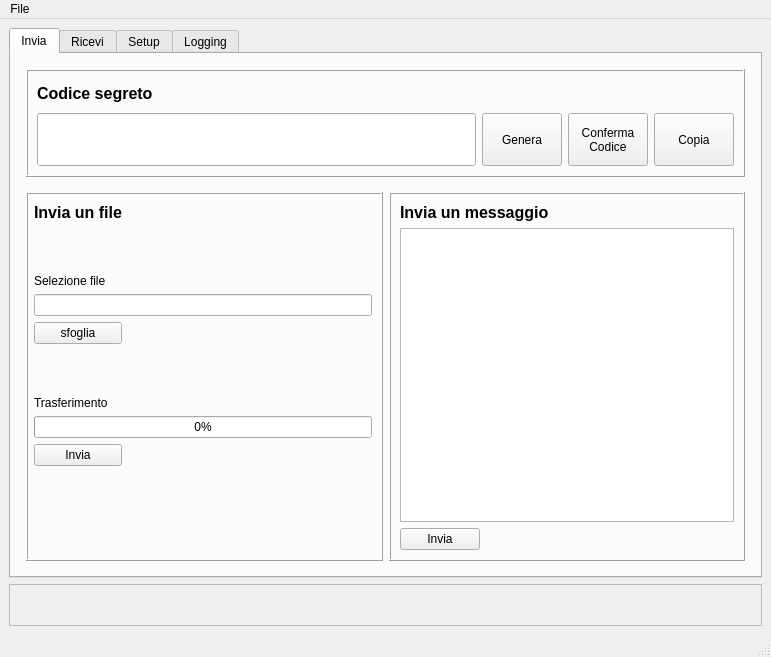
First picture: the form in mainwindow.ui, repository agentOfChaos/WormholeGui, before the edit.
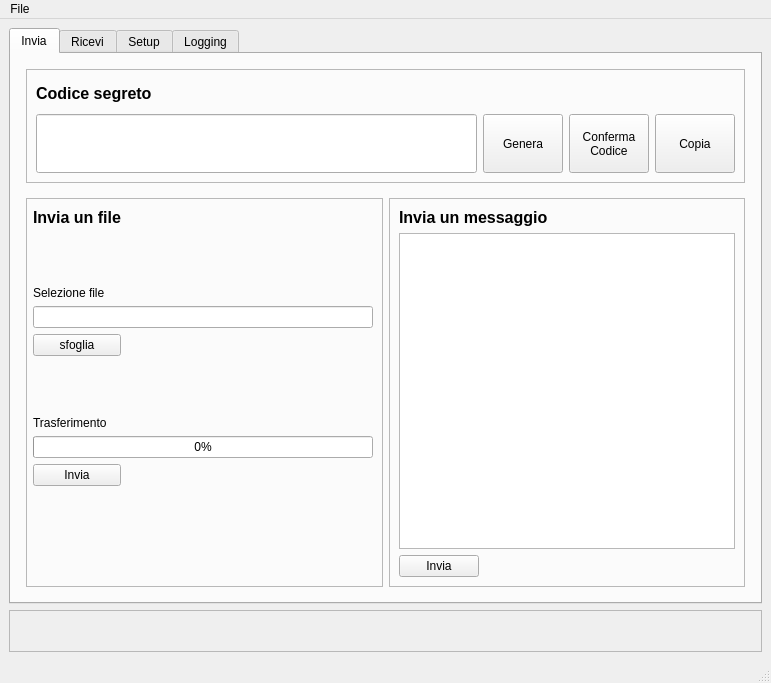
Second picture: the form after the edit. Icons and pictures are not drawn. Custom widgets are drawn as their Qt base class.

The edit to the form file:
```diff
--- a/mainwindow.ui
+++ b/mainwindow.ui
@@ -7,7 +7,7 @@
     <x>0</x>
     <y>0</y>
     <width>771</width>
-    <height>657</height>
+    <height>683</height>
    </rect>
   </property>
   <property name="windowTitle">
@@ -34,6 +34,12 @@
         <property name="currentIndex">
          <number>0</number>
         </property>
+        <property name="iconSize">
+         <size>
+          <width>32</width>
+          <height>32</height>
+         </size>
+        </property>
         <widget class="QWidget" name="tabTransmit">
          <attribute name="title">
           <string>Invia</string>
@@ -63,7 +69,7 @@
                 </sizepolicy>
                </property>
                <property name="frameShape">
-                <enum>QFrame::Box</enum>
+                <enum>QFrame::StyledPanel</enum>
                </property>
                <property name="frameShadow">
                 <enum>QFrame::Raised</enum>
@@ -188,7 +194,7 @@
                      </sizepolicy>
                     </property>
                     <property name="frameShape">
-                     <enum>QFrame::Box</enum>
+                     <enum>QFrame::StyledPanel</enum>
                     </property>
                     <property name="frameShadow">
                      <enum>QFrame::Raised</enum>
@@ -288,19 +294,6 @@
                        </property>
                       </widget>
                      </item>
-                     <item row="6" column="2" colspan="2">
-                      <spacer name="horizontalSpacer_2">
-                       <property name="orientation">
-                        <enum>Qt::Horizontal</enum>
-                       </property>
-                       <property name="sizeHint" stdset="0">
-                        <size>
-                         <width>40</width>
-                         <height>20</height>
-                        </size>
-                       </property>
-                      </spacer>
-                     </item>
                      <item row="11" column="1" colspan="3">
                       <spacer name="horizontalSpacer_3">
                        <property name="orientation">
@@ -365,6 +358,19 @@
                        </layout>
                       </widget>
                      </item>
+                     <item row="6" column="1" colspan="3">
+                      <spacer name="horizontalSpacer_2">
+                       <property name="orientation">
+                        <enum>Qt::Horizontal</enum>
+                       </property>
+                       <property name="sizeHint" stdset="0">
+                        <size>
+                         <width>40</width>
+                         <height>20</height>
+                        </size>
+                       </property>
+                      </spacer>
+                     </item>
                     </layout>
                    </widget>
                   </item>
@@ -377,7 +383,7 @@
                      </sizepolicy>
                     </property>
                     <property name="frameShape">
-                     <enum>QFrame::Box</enum>
+                     <enum>QFrame::StyledPanel</enum>
                     </property>
                     <property name="frameShadow">
                      <enum>QFrame::Raised</enum>
```
Left out of the diff: 42 changed lines with no effect on the pictures.
